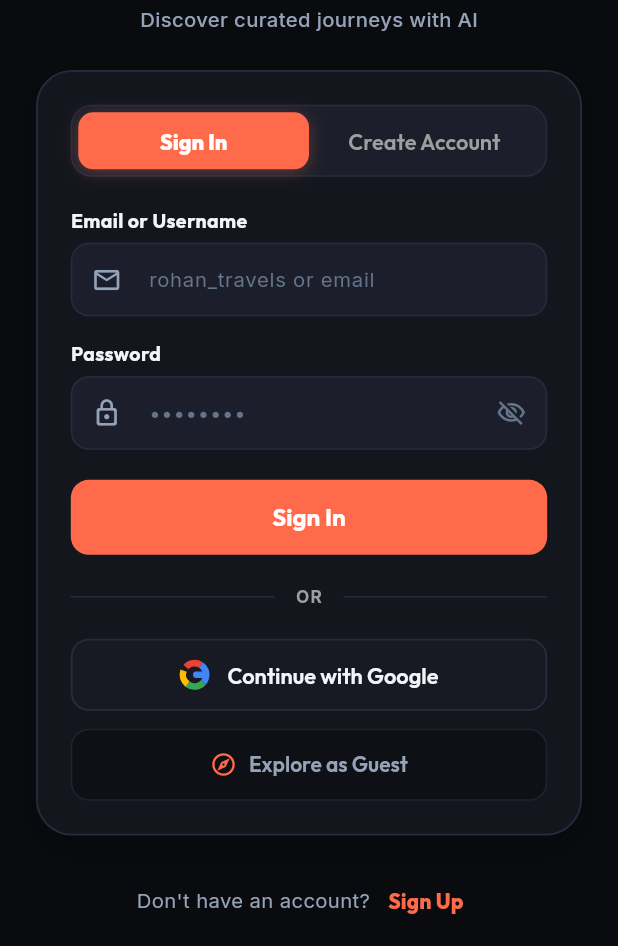
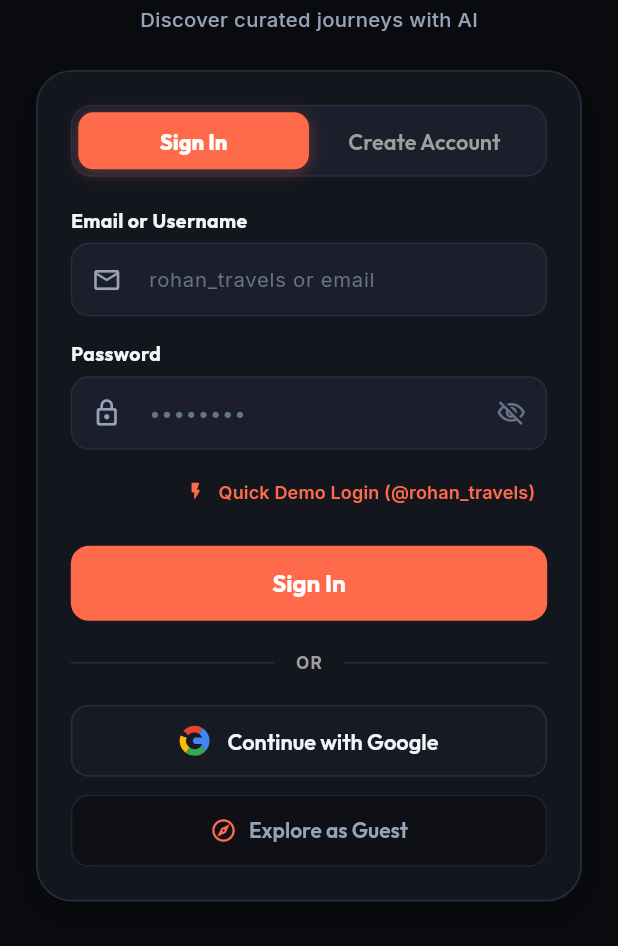
Before and after one commit to PubgGame19/WanderLust, a Flutter app: the screen it shows after launch, item 4 of the bottom bar chosen, after a tap on "Sign Out", on a phone screen of 412 x 824 dp, the part 290-1236 px from its top. Run offline on Flutter 3.47's test engine with Material 3 defaults, Android fonts, the phone set to English and light mode, and no system bars; our stand-ins replace flutter_riverpod, google_fonts, google_sign_in, image_picker, shared_preferences; network calls fail.

Commit message:
fix: enhance password section with confirm password, demo autofill helper, and case-insensitive authentication

```diff
--- a/frontend/lib/features/auth/auth_screen.dart
+++ b/frontend/lib/features/auth/auth_screen.dart
@@ -24,7 +24,9 @@ class _AuthScreenState extends ConsumerState<AuthScreen> {
   final _usernameCtrl = TextEditingController();
   final _fullNameCtrl = TextEditingController();
   final _passwordCtrl = TextEditingController();
+  final _confirmPasswordCtrl = TextEditingController();
   bool _obscurePassword = true;
+  bool _obscureConfirmPassword = true;
 
   @override
   void dispose() {
@@ -32,6 +34,7 @@ class _AuthScreenState extends ConsumerState<AuthScreen> {
     _usernameCtrl.dispose();
     _fullNameCtrl.dispose();
     _passwordCtrl.dispose();
+    _confirmPasswordCtrl.dispose();
     super.dispose();
   }
 
@@ -39,6 +42,8 @@ class _AuthScreenState extends ConsumerState<AuthScreen> {
     if (_isSignUp == isSignUp) return;
     setState(() {
       _isSignUp = isSignUp;
+      _passwordCtrl.clear();
+      _confirmPasswordCtrl.clear();
       _formKey.currentState?.reset();
     });
   }
@@ -402,11 +407,17 @@ class _AuthScreenState extends ConsumerState<AuthScreen> {
                             controller: _passwordCtrl,
                             obscureText: _obscurePassword,
                             style: GoogleFonts.inter(fontSize: 14),
+                            autofillHints: _isSignUp ? const [AutofillHints.newPassword] : const [AutofillHints.password],
+                            textInputAction: _isSignUp ? TextInputAction.next : TextInputAction.done,
+                            onFieldSubmitted: (_) {
+                              if (!_isSignUp) _handleSubmit();
+                            },
                             decoration: _buildInputDecoration(
                               hintText: _isSignUp ? "At least 6 characters" : "••••••••",
                               prefixIcon: Icons.lock_outline_rounded,
                               isDark: isDark,
                               suffixIcon: IconButton(
+                                tooltip: _obscurePassword ? "Show password" : "Hide password",
                                 icon: Icon(
                                   _obscurePassword ? Icons.visibility_off_outlined : Icons.visibility_outlined,
                                   size: 20,
@@ -423,7 +434,79 @@ class _AuthScreenState extends ConsumerState<AuthScreen> {
                               return null;
                             },
                           ),
-                          const SizedBox(height: 20),
+
+                          // Confirm Password Field (Sign Up Mode)
+                          if (_isSignUp) ...[
+                            const SizedBox(height: 16),
+                            _buildFieldLabel("Confirm Password", isDark),
+                            const SizedBox(height: 6),
+                            TextFormField(
+                              controller: _confirmPasswordCtrl,
+                              obscureText: _obscureConfirmPassword,
+                              style: GoogleFonts.inter(fontSize: 14),
+                              autofillHints: const [AutofillHints.newPassword],
+                              textInputAction: TextInputAction.done,
+                              onFieldSubmitted: (_) => _handleSubmit(),
+                              decoration: _buildInputDecoration(
+                                hintText: "Re-enter password",
+                                prefixIcon: Icons.lock_reset_rounded,
+                                isDark: isDark,
+                                suffixIcon: IconButton(
+                                  tooltip: _obscureConfirmPassword ? "Show password" : "Hide password",
+                                  icon: Icon(
+                                    _obscureConfirmPassword ? Icons.visibility_off_outlined : Icons.visibility_outlined,
+                                    size: 20,
+                                    color: isDark ? AppColors.darkTextMuted : AppColors.lightTextMuted,
+                                  ),
+                                  onPressed: () => setState(() => _obscureConfirmPassword = !_obscureConfirmPassword),
+                                ),
+                              ),
+                              validator: (val) {
+                                if (val == null || val.trim().isEmpty) return "Please confirm your password";
+                                if (val != _passwordCtrl.text) {
+                                  return "Passwords do not match";
+                                }
+                                return null;
+                              },
+                            ),
+                          ],
+
+                          // Demo credentials helper (Sign In Mode)
+                          if (!_isSignUp) ...[
+                            const SizedBox(height: 8),
+                            Align(
+                              alignment: Alignment.centerRight,
+                              child: TextButton.icon(
+                                style: TextButton.styleFrom(
+                                  padding: const EdgeInsets.symmetric(horizontal: 8, vertical: 4),
+                                  visualDensity: VisualDensity.compact,
+                                ),
+                                icon: const Icon(Icons.flash_on_rounded, size: 14, color: AppColors.sunsetAmber),
+                                label: Text(
+                                  "Quick Demo Login (@rohan_travels)",
+                                  style: GoogleFonts.inter(
+                                    fontSize: 12,
+                                    fontWeight: FontWeight.w600,
+                                    color: AppColors.sunsetAmber,
+                                  ),
+                                ),
+                                onPressed: () {
+                                  setState(() {
+                                    _emailCtrl.text = "rohan_travels";
+                                    _passwordCtrl.text = "wanderlust2026";
+                                  });
+                                  ScaffoldMessenger.of(context).showSnackBar(
+                                    const SnackBar(
+                                      backgroundColor: AppColors.sunsetAmber,
+                                      content: Text("Demo credentials filled (@rohan_travels / wanderlust2026)"),
+                                      duration: Duration(seconds: 2),
+                                    ),
+                                  );
+                                },
+                              ),
+                            ),
+                          ],
+                          const SizedBox(height: 16),
 
                           // C. PRIMARY SUBMIT BUTTON (Sign In / Create Account)
                           SizedBox(
```
Also changed, not shown: 1 other file.
